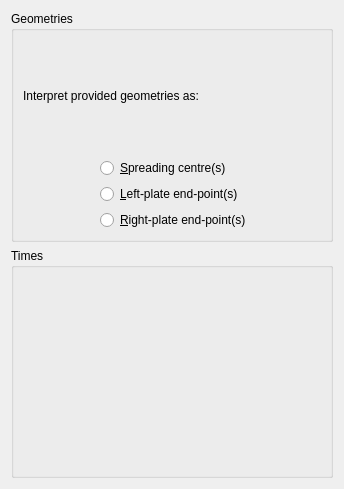
The window that src/qt-widgets/FlowlinePropertiesWidgetUi.ui (GPlates/GPlates) describes before a commit, drawn with Qt 5.
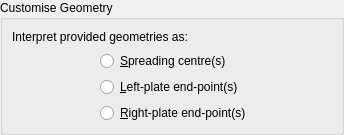
The same window after the commit.

```diff
--- a/src/qt-widgets/FlowlinePropertiesWidgetUi.ui
+++ b/src/qt-widgets/FlowlinePropertiesWidgetUi.ui
@@ -7,22 +7,28 @@
     <x>0</x>
     <y>0</y>
     <width>344</width>
-    <height>489</height>
+    <height>135</height>
    </rect>
   </property>
   <property name="windowTitle">
    <string>Form</string>
   </property>
   <layout class="QGridLayout" name="gridLayout_2">
+   <property name="margin">
+    <number>0</number>
+   </property>
    <item row="0" column="0">
     <widget class="QGroupBox" name="groupbox_geometries">
      <property name="title">
-      <string>Geometries</string>
+      <string>Customise Geometry</string>
      </property>
      <property name="flat">
       <bool>false</bool>
      </property>
      <layout class="QGridLayout" name="gridLayout">
+      <property name="margin">
+       <number>9</number>
+      </property>
       <item row="0" column="0" colspan="2">
        <widget class="QLabel" name="label">
         <property name="text">
@@ -80,13 +86,6 @@
      </layout>
     </widget>
    </item>
-   <item row="1" column="0">
-    <widget class="QGroupBox" name="groupbox_time_sequence">
-     <property name="title">
-      <string>Times</string>
-     </property>
-    </widget>
-   </item>
   </layout>
  </widget>
  <resources/>
```
